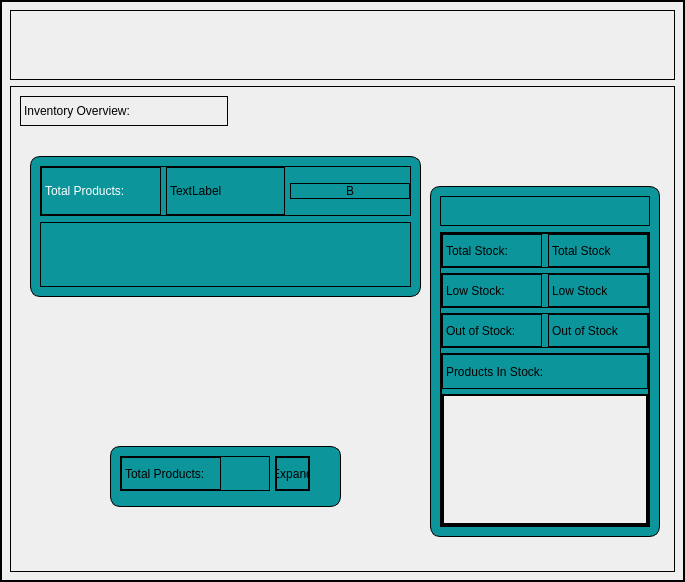
Old version of the form app/src/ui/final_ui/dashboard.ui in the repository Kazu0210/Inventory-System.
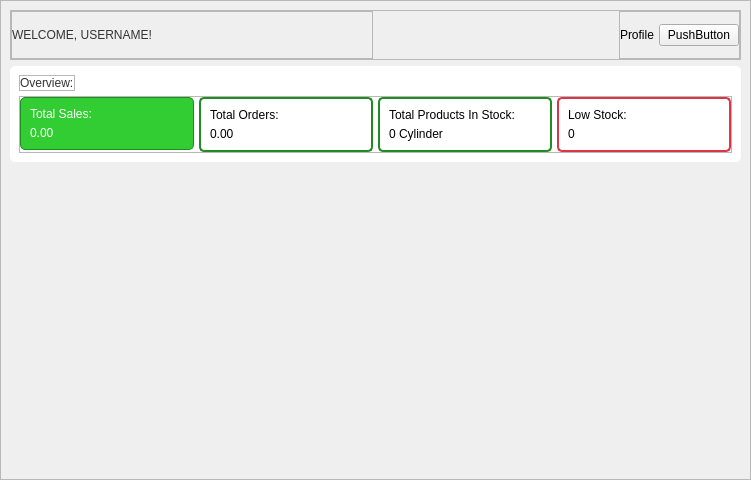
New version of the form.

Patch:
```diff
--- a/app/src/ui/final_ui/dashboard.ui
+++ b/app/src/ui/final_ui/dashboard.ui
@@ -1,26 +1,20 @@
 <?xml version="1.0" encoding="UTF-8"?>
 <ui version="4.0">
- <class>Frame</class>
- <widget class="QFrame" name="Frame">
+ <class>Form</class>
+ <widget class="QWidget" name="Form">
   <property name="geometry">
    <rect>
     <x>0</x>
     <y>0</y>
-    <width>685</width>
-    <height>582</height>
+    <width>751</width>
+    <height>480</height>
    </rect>
   </property>
-  <property name="minimumSize">
-   <size>
-    <width>556</width>
-    <height>582</height>
-   </size>
-  </property>
   <property name="windowTitle">
    <string>Frame</string>
   </property>
   <property name="styleSheet">
-   <string notr="true">border: 1px solid black;
+   <string notr="true">
 font: 10pt &quot;Noto Sans&quot;;</string>
   </property>
   <layout class="QVBoxLayout" name="verticalLayout">
@@ -41,11 +35,6 @@
    </property>
    <item>
     <widget class="QScrollArea" name="scrollArea">
-     <property name="styleSheet">
-      <string notr="true">#scrollArea{
-border: none;
-}</string>
-     </property>
      <property name="widgetResizable">
       <bool>true</bool>
      </property>
@@ -54,75 +43,17 @@
        <rect>
         <x>0</x>
         <y>0</y>
-        <width>683</width>
-        <height>580</height>
+        <width>749</width>
+        <height>478</height>
        </rect>
       </property>
       <layout class="QVBoxLayout" name="verticalLayout_2">
        <item>
-        <widget class="QFrame" name="frame">
-         <property name="maximumSize">
-          <size>
-           <width>16777215</width>
-           <height>70</height>
-          </size>
-         </property>
-         <property name="frameShape">
-          <enum>QFrame::StyledPanel</enum>
-         </property>
-         <property name="frameShadow">
-          <enum>QFrame::Raised</enum>
-         </property>
-        </widget>
-       </item>
-       <item>
-        <widget class="QFrame" name="frame_2">
-         <property name="frameShape">
-          <enum>QFrame::StyledPanel</enum>
-         </property>
-         <property name="frameShadow">
-          <enum>QFrame::Raised</enum>
-         </property>
          <widget class="QFrame" name="frame_3">
-          <property name="geometry">
-           <rect>
-            <x>420</x>
-            <y>100</y>
-            <width>230</width>
-            <height>351</height>
-           </rect>
-          </property>
-          <property name="minimumSize">
-           <size>
-            <width>230</width>
-            <height>250</height>
-           </size>
-          </property>
-          <property name="styleSheet">
-           <string notr="true">#frame_3{
-background-color: #0C959B;
-border-radius: 10px;
-}</string>
-          </property>
-          <property name="frameShape">
-           <enum>QFrame::StyledPanel</enum>
-          </property>
-          <property name="frameShadow">
-           <enum>QFrame::Raised</enum>
-          </property>
-          <layout class="QVBoxLayout" name="verticalLayout_3">
-           <item>
-            <widget class="QFrame" name="frame_11">
-             <property name="minimumSize">
-              <size>
-               <width>0</width>
-               <height>30</height>
-              </size>
-             </property>
              <property name="maximumSize">
               <size>
                <width>16777215</width>
-               <height>30</height>
+           <height>50</height>
               </size>
              </property>
              <property name="frameShape">
@@ -147,104 +78,121 @@
               <property name="bottomMargin">
                <number>0</number>
               </property>
+          <item>
+           <widget class="QFrame" name="frame">
+            <property name="frameShape">
+             <enum>QFrame::StyledPanel</enum>
+            </property>
+            <property name="frameShadow">
+             <enum>QFrame::Raised</enum>
+            </property>
+            <layout class="QHBoxLayout" name="horizontalLayout_2">
+             <property name="spacing">
+              <number>0</number>
+             </property>
+             <property name="leftMargin">
+              <number>0</number>
+             </property>
+             <property name="topMargin">
+              <number>0</number>
+             </property>
+             <property name="rightMargin">
+              <number>0</number>
+             </property>
+             <property name="bottomMargin">
+              <number>0</number>
+             </property>
+             <item alignment="Qt::AlignLeft">
+              <widget class="QLabel" name="label">
+               <property name="styleSheet">
+                <string notr="true">font: 87 16pt &quot;Noto Sans Black&quot;;
+color: #333333;</string>
+               </property>
+               <property name="text">
+                <string>WELCOME, USERNAME!</string>
+               </property>
+              </widget>
+             </item>
              </layout>
             </widget>
            </item>
+          <item alignment="Qt::AlignRight">
+           <widget class="QFrame" name="frame_2">
+            <property name="frameShape">
+             <enum>QFrame::StyledPanel</enum>
+            </property>
+            <property name="frameShadow">
+             <enum>QFrame::Raised</enum>
+            </property>
+            <layout class="QHBoxLayout" name="horizontalLayout_3">
+             <property name="spacing">
+              <number>5</number>
+             </property>
+             <property name="leftMargin">
+              <number>0</number>
+             </property>
+             <property name="topMargin">
+              <number>0</number>
+             </property>
+             <property name="rightMargin">
+              <number>0</number>
+             </property>
+             <property name="bottomMargin">
+              <number>0</number>
+             </property>
            <item>
+              <widget class="QLabel" name="label_2">
+               <property name="text">
+                <string>Profile</string>
+               </property>
+              </widget>
+             </item>
+             <item alignment="Qt::AlignRight">
+              <widget class="QPushButton" name="pushButton">
+               <property name="text">
+                <string>PushButton</string>
+               </property>
+              </widget>
+             </item>
+            </layout>
+           </widget>
+          </item>
+         </layout>
+        </widget>
+       </item>
+       <item alignment="Qt::AlignTop">
             <widget class="QFrame" name="frame_4">
+         <property name="styleSheet">
+          <string notr="true">#frame_4{
+background-color: #fff;
+border-radius: 5px;
+}</string>
+         </property>
              <property name="frameShape">
               <enum>QFrame::StyledPanel</enum>
              </property>
              <property name="frameShadow">
               <enum>QFrame::Raised</enum>
              </property>
-             <layout class="QVBoxLayout" name="verticalLayout_5">
+         <layout class="QVBoxLayout" name="verticalLayout_3">
               <property name="spacing">
                <number>5</number>
               </property>
               <property name="leftMargin">
-               <number>0</number>
+           <number>9</number>
               </property>
               <property name="topMargin">
-               <number>0</number>
+           <number>9</number>
               </property>
               <property name="rightMargin">
-               <number>0</number>
-              </property>
-              <property name="bottomMargin">
-               <number>0</number>
-              </property>
-              <item>
+           <number>9</number>
+          </property>
+          <item alignment="Qt::AlignLeft">
                <widget class="QFrame" name="frame_6">
-                <property name="minimumSize">
-                 <size>
-                  <width>0</width>
-                  <height>35</height>
-                 </size>
-                </property>
                 <property name="maximumSize">
                  <size>
                   <width>16777215</width>
-                  <height>35</height>
-                 </size>
-                </property>
-                <property name="frameShape">
-                 <enum>QFrame::StyledPanel</enum>
-                </property>
-                <property name="frameShadow">
-                 <enum>QFrame::Raised</enum>
-                </property>
-                <layout class="QHBoxLayout" name="horizontalLayout_3">
-                 <property name="spacing">
-                  <number>5</number>
-                 </property>
-                 <property name="leftMargin">
-                  <number>0</number>
-                 </property>
-                 <property name="topMargin">
-                  <number>0</number>
-                 </property>
-                 <property name="rightMargin">
-                  <number>0</number>
-                 </property>
-                 <property name="bottomMargin">
-                  <number>0</number>
-                 </property>
-                 <item alignment="Qt::AlignLeft">
-                  <widget class="QLabel" name="label_3">
-                   <property name="minimumSize">
-                    <size>
-                     <width>100</width>
-                     <height>0</height>
-                    </size>
-                   </property>
-                   <property name="text">
-                    <string>Total Stock:</string>
-                   </property>
-                  </widget>
-                 </item>
-                 <item>
-                  <widget class="QLabel" name="total_stock_label">
-                   <property name="text">
-                    <string>Total Stock</string>
-                   </property>
-                  </widget>
-                 </item>
-                </layout>
-               </widget>
-              </item>
-              <item>
-               <widget class="QFrame" name="frame_7">
-                <property name="minimumSize">
-                 <size>
-                  <width>0</width>
-                  <height>35</height>
-                 </size>
-                </property>
-                <property name="maximumSize">
-                 <size>
-                  <width>16777215</width>
-                  <height>35</height>
+              <height>30</height>
                  </size>
                 </property>
                 <property name="frameShape">
@@ -255,7 +203,7 @@
                 </property>
                 <layout class="QHBoxLayout" name="horizontalLayout_4">
                  <property name="spacing">
-                  <number>5</number>
+              <number>0</number>
                  </property>
                  <property name="leftMargin">
                   <number>0</number>
@@ -269,43 +217,22 @@
                  <property name="bottomMargin">
                   <number>0</number>
                  </property>
-                 <item alignment="Qt::AlignLeft">
-                  <widget class="QLabel" name="label_5">
-                   <property name="minimumSize">
-                    <size>
-                     <width>100</width>
-                     <height>0</height>
-                    </size>
-                   </property>
-                   <property name="text">
-                    <string>Low Stock:</string>
-                   </property>
-                  </widget>
-                 </item>
                  <item>
-                  <widget class="QLabel" name="low_stock_label">
+              <widget class="QLabel" name="label_3">
+               <property name="styleSheet">
+                <string notr="true">font: 57 12pt &quot;Noto Sans Medium&quot;;
+color: #333333;</string>
+               </property>
                    <property name="text">
-                    <string>Low Stock</string>
+                <string>Overview:</string>
                    </property>
                   </widget>
                  </item>
                 </layout>
                </widget>
               </item>
-              <item>
-               <widget class="QFrame" name="frame_8">
-                <property name="minimumSize">
-                 <size>
-                  <width>0</width>
-                  <height>35</height>
-                 </size>
-                </property>
-                <property name="maximumSize">
-                 <size>
-                  <width>16777215</width>
-                  <height>35</height>
-                 </size>
-                </property>
+          <item alignment="Qt::AlignTop">
+           <widget class="QFrame" name="frame_10">
                 <property name="frameShape">
                  <enum>QFrame::StyledPanel</enum>
                 </property>
@@ -328,31 +255,15 @@
                  <property name="bottomMargin">
                   <number>0</number>
                  </property>
-                 <item alignment="Qt::AlignLeft">
-                  <widget class="QLabel" name="label_4">
-                   <property name="minimumSize">
-                    <size>
-                     <width>100</width>
-                     <height>0</height>
-                    </size>
-                   </property>
-                   <property name="text">
-                    <string>Out of Stock:</string>
-                   </property>
-                  </widget>
-                 </item>
-                 <item>
-                  <widget class="QLabel" name="out_of_stock_label">
-                   <property name="text">
-                    <string>Out of Stock</string>
-                   </property>
-                  </widget>
-                 </item>
-                </layout>
-               </widget>
-              </item>
-              <item>
-               <widget class="QFrame" name="frame_9">
+             <item alignment="Qt::AlignTop">
+              <widget class="QFrame" name="frame_5">
+               <property name="styleSheet">
+                <string notr="true">#frame_5{
+background-color: #32CD32;
+border: 1px solid #228B22;
+border-radius: 5px;
+}</string>
+               </property>
                 <property name="frameShape">
                  <enum>QFrame::StyledPanel</enum>
                 </property>
@@ -363,329 +274,224 @@
                  <property name="spacing">
                   <number>5</number>
                  </property>
-                 <property name="leftMargin">
-                  <number>0</number>
-                 </property>
-                 <property name="topMargin">
-                  <number>0</number>
-                 </property>
-                 <property name="rightMargin">
-                  <number>0</number>
-                 </property>
-                 <property name="bottomMargin">
-                  <number>0</number>
+                <item>
+                 <widget class="QLabel" name="label_4">
+                  <property name="maximumSize">
+                   <size>
+                    <width>16777215</width>
+                    <height>30</height>
+                   </size>
+                  </property>
+                  <property name="styleSheet">
+                   <string notr="true">font: 63 12pt &quot;Noto Sans SemiBold&quot;;
+color: #fff;</string>
+                  </property>
+                  <property name="text">
+                   <string>Total Sales:</string>
+                  </property>
+                 </widget>
+                </item>
+                <item>
+                 <widget class="QLabel" name="label_5">
+                  <property name="maximumSize">
+                   <size>
+                    <width>16777215</width>
+                    <height>30</height>
+                   </size>
+                  </property>
+                  <property name="styleSheet">
+                   <string notr="true">font: 87 16pt &quot;Noto Sans Black&quot;;
+color: #fff;
+</string>
+                  </property>
+                  <property name="text">
+                   <string>0.00</string>
+                  </property>
+                 </widget>
+                </item>
+               </layout>
+              </widget>
+             </item>
+             <item alignment="Qt::AlignTop">
+              <widget class="QFrame" name="frame_7">
+               <property name="styleSheet">
+                <string notr="true">#frame_7{
+background-color: #fff;
+border: 2px solid #228B22;
+border-radius: 5px;
+}</string>
+               </property>
+               <property name="frameShape">
+                <enum>QFrame::StyledPanel</enum>
+               </property>
+               <property name="frameShadow">
+                <enum>QFrame::Raised</enum>
+               </property>
+               <layout class="QVBoxLayout" name="verticalLayout_5">
+                <property name="spacing">
+                 <number>5</number>
                  </property>
                  <item>
                   <widget class="QLabel" name="label_6">
-                   <property name="minimumSize">
-                    <size>
-                     <width>0</width>
-                     <height>35</height>
-                    </size>
-                   </property>
-                   <property name="text">
-                    <string>Products In Stock:</string>
-                   </property>
-                  </widget>
-                 </item>
-                 <item>
-                  <widget class="QScrollArea" name="cylinderTypes_scrollArea">
-                   <property name="widgetResizable">
-                    <bool>true</bool>
-                   </property>
-                   <widget class="QWidget" name="scrollAreaWidgetContents_4">
-                    <property name="geometry">
-                     <rect>
-                      <x>0</x>
-                      <y>0</y>
-                      <width>204</width>
-                      <height>129</height>
-                     </rect>
-                    </property>
-                   </widget>
-                  </widget>
-                 </item>
-                </layout>
-               </widget>
-              </item>
-             </layout>
-            </widget>
-           </item>
-          </layout>
-         </widget>
-         <widget class="QFrame" name="frame_10">
-          <property name="geometry">
-           <rect>
-            <x>100</x>
-            <y>360</y>
-            <width>231</width>
-            <height>61</height>
-           </rect>
-          </property>
-          <property name="minimumSize">
-           <size>
-            <width>0</width>
-            <height>40</height>
-           </size>
-          </property>
-          <property name="styleSheet">
-           <string notr="true">#frame_10{
-background-color: #0C959B;
-border-radius: 10px;
-overflow: hidden;
-}</string>
-          </property>
-          <property name="frameShape">
-           <enum>QFrame::StyledPanel</enum>
-          </property>
-          <property name="frameShadow">
-           <enum>QFrame::Raised</enum>
-          </property>
-          <layout class="QHBoxLayout" name="horizontalLayout_6">
-           <property name="spacing">
-            <number>5</number>
-           </property>
-           <property name="leftMargin">
-            <number>9</number>
-           </property>
-           <property name="topMargin">
-            <number>9</number>
-           </property>
-           <property name="rightMargin">
-            <number>9</number>
-           </property>
-           <property name="bottomMargin">
-            <number>9</number>
-           </property>
-           <item alignment="Qt::AlignHCenter|Qt::AlignTop">
-            <widget class="QFrame" name="frame_5">
-             <property name="minimumSize">
-              <size>
-               <width>150</width>
-               <height>35</height>
-              </size>
-             </property>
-             <property name="frameShape">
-              <enum>QFrame::StyledPanel</enum>
-             </property>
-             <property name="frameShadow">
-              <enum>QFrame::Raised</enum>
-             </property>
-             <layout class="QHBoxLayout" name="horizontalLayout_2">
-              <property name="spacing">
-               <number>5</number>
-              </property>
-              <property name="leftMargin">
-               <number>0</number>
-              </property>
-              <property name="topMargin">
-               <number>0</number>
-              </property>
-              <property name="rightMargin">
-               <number>0</number>
-              </property>
-              <property name="bottomMargin">
-               <number>0</number>
-              </property>
-              <item alignment="Qt::AlignLeft">
-               <widget class="QLabel" name="label_2">
-                <property name="minimumSize">
-                 <size>
-                  <width>100</width>
-                  <height>0</height>
-                 </size>
-                </property>
                 <property name="maximumSize">
                  <size>
-                  <width>100</width>
-                  <height>16777215</height>
-                 </size>
-                </property>
-                <property name="text">
-                 <string>Total Products:</string>
-                </property>
-               </widget>
-              </item>
-             </layout>
-            </widget>
-           </item>
-           <item alignment="Qt::AlignLeft|Qt::AlignTop">
-            <widget class="QFrame" name="frame_12">
-             <property name="minimumSize">
-              <size>
-               <width>35</width>
-               <height>35</height>
-              </size>
-             </property>
-             <property name="maximumSize">
-              <size>
-               <width>35</width>
-               <height>35</height>
-              </size>
-             </property>
-             <property name="frameShape">
-              <enum>QFrame::StyledPanel</enum>
-             </property>
-             <property name="frameShadow">
-              <enum>QFrame::Raised</enum>
-             </property>
-             <layout class="QHBoxLayout" name="horizontalLayout_7">
-              <property name="spacing">
-               <number>0</number>
-              </property>
-              <property name="leftMargin">
-               <number>0</number>
-              </property>
-              <property name="topMargin">
-               <number>0</number>
-              </property>
-              <property name="rightMargin">
-               <number>0</number>
-              </property>
-              <property name="bottomMargin">
-               <number>0</number>
-              </property>
-              <item>
-               <widget class="QPushButton" name="pushButton">
-                <property name="maximumSize">
-                 <size>
-                  <width>50</width>
-                  <height>50</height>
-                 </size>
-                </property>
-                <property name="text">
-                 <string>Expand</string>
-                </property>
-               </widget>
-              </item>
-             </layout>
-            </widget>
-           </item>
-          </layout>
-         </widget>
-         <widget class="QLabel" name="label">
-          <property name="geometry">
-           <rect>
-            <x>10</x>
-            <y>10</y>
-            <width>208</width>
-            <height>30</height>
-           </rect>
-          </property>
-          <property name="minimumSize">
-           <size>
-            <width>0</width>
-            <height>30</height>
-           </size>
-          </property>
-          <property name="maximumSize">
-           <size>
             <width>16777215</width>
             <height>30</height>
            </size>
           </property>
-          <property name="text">
-           <string>Inventory Overview:</string>
-          </property>
-         </widget>
-         <widget class="QFrame" name="frame_13">
-          <property name="geometry">
-           <rect>
-            <x>20</x>
-            <y>70</y>
-            <width>391</width>
-            <height>141</height>
-           </rect>
-          </property>
           <property name="styleSheet">
-           <string notr="true">#frame_13{
-background-color: #0C959B;
-border-radius: 10px;
-overflow: hidden;
-}</string>
-          </property>
-          <property name="frameShape">
-           <enum>QFrame::StyledPanel</enum>
-          </property>
-          <property name="frameShadow">
-           <enum>QFrame::Raised</enum>
-          </property>
-          <layout class="QVBoxLayout" name="verticalLayout_6">
-           <item>
-            <widget class="QFrame" name="frame_14">
-             <property name="maximumSize">
-              <size>
-               <width>16777215</width>
-               <height>50</height>
-              </size>
-             </property>
-             <property name="frameShape">
-              <enum>QFrame::StyledPanel</enum>
-             </property>
-             <property name="frameShadow">
-              <enum>QFrame::Raised</enum>
-             </property>
-             <layout class="QHBoxLayout" name="horizontalLayout_9">
-              <property name="spacing">
-               <number>5</number>
-              </property>
-              <property name="leftMargin">
-               <number>0</number>
-              </property>
-              <property name="topMargin">
-               <number>0</number>
-              </property>
-              <property name="rightMargin">
-               <number>0</number>
-              </property>
-              <property name="bottomMargin">
-               <number>0</number>
-              </property>
+                   <string notr="true">font: 63 12pt &quot;Noto Sans SemiBold&quot;;
+color: #000;</string>
+                  </property>
+                  <property name="text">
+                   <string>Total Orders:</string>
+                  </property>
+                 </widget>
+                </item>
               <item>
                <widget class="QLabel" name="label_7">
+                  <property name="maximumSize">
+                   <size>
+                    <width>16777215</width>
+                    <height>30</height>
+                   </size>
+                  </property>
                 <property name="styleSheet">
-                 <string notr="true">font: 87 12pt &quot;Noto Sans Black&quot;;
-color: #fff;</string>
+                   <string notr="true">font: 87 16pt &quot;Noto Sans Black&quot;;
+color: #000;
+</string>
                 </property>
                 <property name="text">
-                 <string>Total Products:</string>
+                   <string>0.00</string>
                 </property>
                </widget>
               </item>
+               </layout>
+              </widget>
+             </item>
+             <item alignment="Qt::AlignTop">
+              <widget class="QFrame" name="frame_8">
+               <property name="styleSheet">
+                <string notr="true">#frame_8{
+background-color: #fff;
+border: 2px solid #228B22;
+border-radius: 5px;
+}</string>
+               </property>
+               <property name="frameShape">
+                <enum>QFrame::StyledPanel</enum>
+               </property>
+               <property name="frameShadow">
+                <enum>QFrame::Raised</enum>
+               </property>
+               <layout class="QVBoxLayout" name="verticalLayout_6">
+                <property name="spacing">
+                 <number>5</number>
+                </property>
               <item>
-               <widget class="QLabel" name="total_prod_label">
+                 <widget class="QLabel" name="label_8">
+                  <property name="maximumSize">
+                   <size>
+                    <width>16777215</width>
+                    <height>30</height>
+                   </size>
+                  </property>
+                  <property name="styleSheet">
+                   <string notr="true">font: 63 12pt &quot;Noto Sans SemiBold&quot;;
+color: #000;</string>
+                  </property>
                 <property name="text">
-                 <string>TextLabel</string>
+                   <string>Total Products In Stock:</string>
                 </property>
                </widget>
               </item>
               <item>
-               <widget class="QPushButton" name="pushButton_2">
+                 <widget class="QLabel" name="label_9">
+                  <property name="maximumSize">
+                   <size>
+                    <width>16777215</width>
+                    <height>30</height>
+                   </size>
+                  </property>
+                  <property name="styleSheet">
+                   <string notr="true">font: 87 16pt &quot;Noto Sans Black&quot;;
+color: #000;
+</string>
+                  </property>
                 <property name="text">
-                 <string>B</string>
+                   <string>0 Cylinder</string>
                 </property>
                </widget>
               </item>
              </layout>
             </widget>
            </item>
-           <item>
-            <widget class="QFrame" name="frame_15">
+             <item alignment="Qt::AlignTop">
+              <widget class="QFrame" name="frame_9">
+               <property name="styleSheet">
+                <string notr="true">#frame_9{
+background-color: #fff;
+border: 2px solid #DC3545;
+border-radius: 5px;
+}</string>
+               </property>
              <property name="frameShape">
               <enum>QFrame::StyledPanel</enum>
              </property>
              <property name="frameShadow">
               <enum>QFrame::Raised</enum>
              </property>
-            </widget>
-           </item>
-          </layout>
-         </widget>
+               <layout class="QVBoxLayout" name="verticalLayout_8">
+                <property name="spacing">
+                 <number>5</number>
+                </property>
+                <item>
+                 <widget class="QLabel" name="label_10">
+                  <property name="maximumSize">
+                   <size>
+                    <width>16777215</width>
+                    <height>30</height>
+                   </size>
+                  </property>
+                  <property name="styleSheet">
+                   <string notr="true">font: 63 12pt &quot;Noto Sans SemiBold&quot;;
+color: #000;</string>
+                  </property>
+                  <property name="text">
+                   <string>Low Stock:</string>
+                  </property>
+                 </widget>
+                </item>
+                <item>
+                 <widget class="QLabel" name="label_13">
+                  <property name="maximumSize">
+                   <size>
+                    <width>16777215</width>
+                    <height>30</height>
+                   </size>
+                  </property>
+                  <property name="styleSheet">
+                   <string notr="true">font: 87 16pt &quot;Noto Sans Black&quot;;
+color: #000;
+</string>
+                  </property>
+                  <property name="text">
+                   <string>0</string>
+                  </property>
+                 </widget>
+                </item>
+               </layout>
+              </widget>
+             </item>
+            </layout>
         </widget>
        </item>
       </layout>
-      <zorder>frame_2</zorder>
-      <zorder>frame</zorder>
+        </widget>
+       </item>
+      </layout>
+      <zorder>frame_4</zorder>
+      <zorder>frame_3</zorder>
      </widget>
     </widget>
    </item>
```
Left out of the diff: 4 changed lines with no effect on the pictures. Lines whose indentation alone changed are shown as unchanged.
